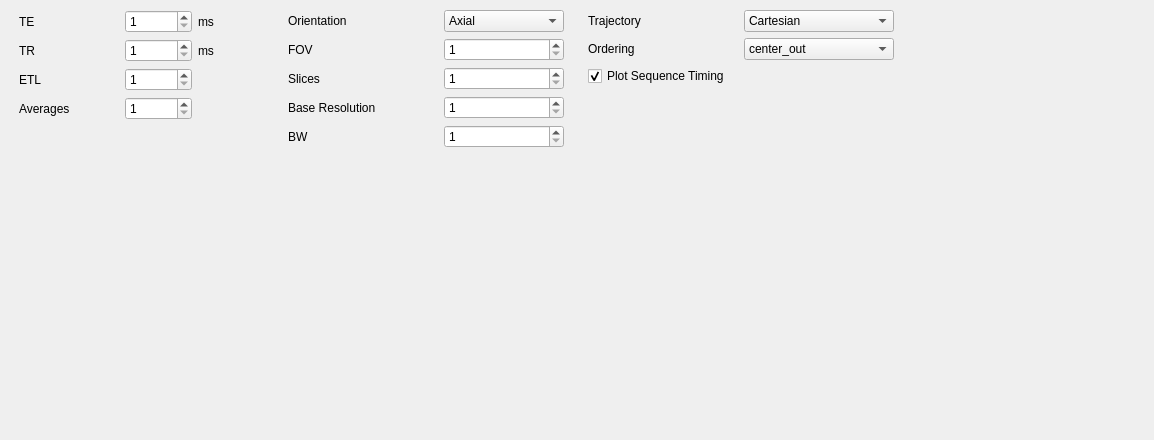
mri4all/console, file sequences/tse_3D/interface.ui: the form before one commit.
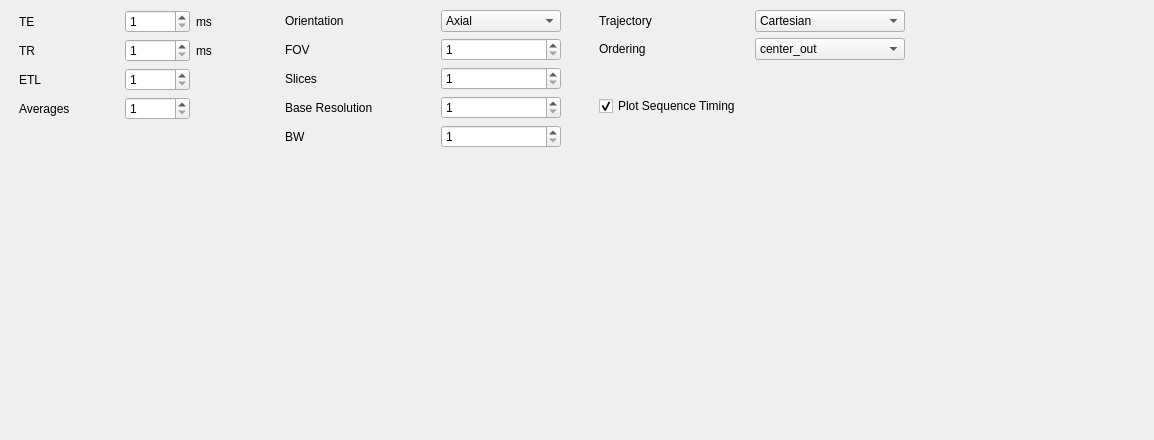
The form after the commit.

```diff
--- a/sequences/tse_3D/interface.ui
+++ b/sequences/tse_3D/interface.ui
@@ -31,7 +31,7 @@
     <rect>
      <x>19</x>
      <y>10</y>
-     <width>875</width>
+     <width>886</width>
      <height>483</height>
     </rect>
    </property>
@@ -314,7 +314,7 @@
       </property>
       <property name="sizeHint" stdset="0">
        <size>
-        <width>18</width>
+        <width>32</width>
         <height>20</height>
        </size>
       </property>
@@ -322,19 +322,17 @@
     </item>
     <item>
      <layout class="QGridLayout" name="gridLayout_3">
-      <item row="0" column="1" colspan="2">
-       <widget class="QComboBox" name="Trajectory_ComboBox">
+      <item row="0" column="0">
+       <widget class="QLabel" name="label_11">
         <property name="minimumSize">
          <size>
           <width>150</width>
           <height>0</height>
          </size>
         </property>
-        <item>
-         <property name="text">
-          <string>Cartesian</string>
-         </property>
-        </item>
+        <property name="text">
+         <string>Trajectory</string>
+        </property>
        </widget>
       </item>
       <item row="2" column="0">
@@ -350,6 +348,19 @@
         </property>
        </widget>
       </item>
+      <item row="5" column="1">
+       <spacer name="verticalSpacer_3">
+        <property name="orientation">
+         <enum>Qt::Vertical</enum>
+        </property>
+        <property name="sizeHint" stdset="0">
+         <size>
+          <width>20</width>
+          <height>238</height>
+         </size>
+        </property>
+       </spacer>
+      </item>
       <item row="2" column="1" colspan="2">
        <widget class="QComboBox" name="Ordering_ComboBox">
         <property name="minimumSize">
@@ -370,33 +381,38 @@
         </item>
        </widget>
       </item>
-      <item row="0" column="0">
-       <widget class="QLabel" name="label_11">
+      <item row="0" column="1" colspan="2">
+       <widget class="QComboBox" name="Trajectory_ComboBox">
         <property name="minimumSize">
          <size>
           <width>150</width>
           <height>0</height>
          </size>
         </property>
-        <property name="text">
-         <string>Trajectory</string>
-        </property>
+        <item>
+         <property name="text">
+          <string>Cartesian</string>
+         </property>
+        </item>
        </widget>
       </item>
-      <item row="4" column="1">
-       <spacer name="verticalSpacer_3">
+      <item row="3" column="0">
+       <spacer name="verticalSpacer_4">
         <property name="orientation">
          <enum>Qt::Vertical</enum>
         </property>
+        <property name="sizeType">
+         <enum>QSizePolicy::Minimum</enum>
+        </property>
         <property name="sizeHint" stdset="0">
          <size>
           <width>20</width>
-          <height>238</height>
+          <height>30</height>
          </size>
         </property>
        </spacer>
       </item>
-      <item row="3" column="0" colspan="2">
+      <item row="4" column="0" colspan="3">
        <widget class="QCheckBox" name="PlotTiming_CheckBox">
         <property name="whatsThis">
          <string>Visualize the trajectory</string>
```
